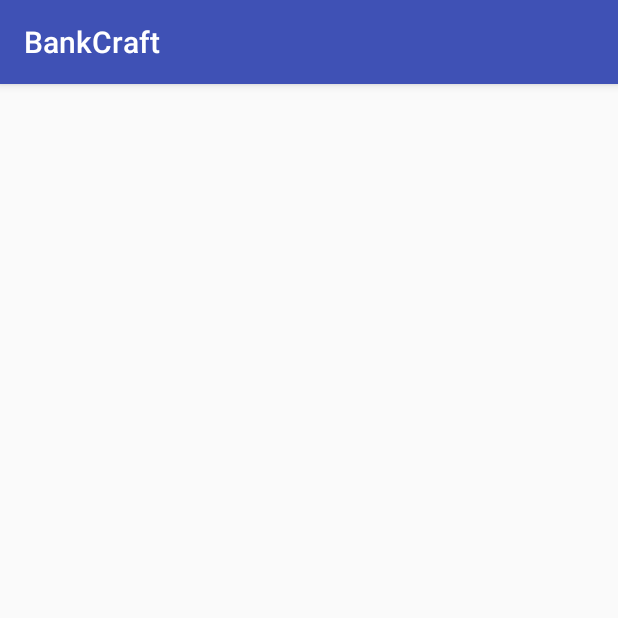
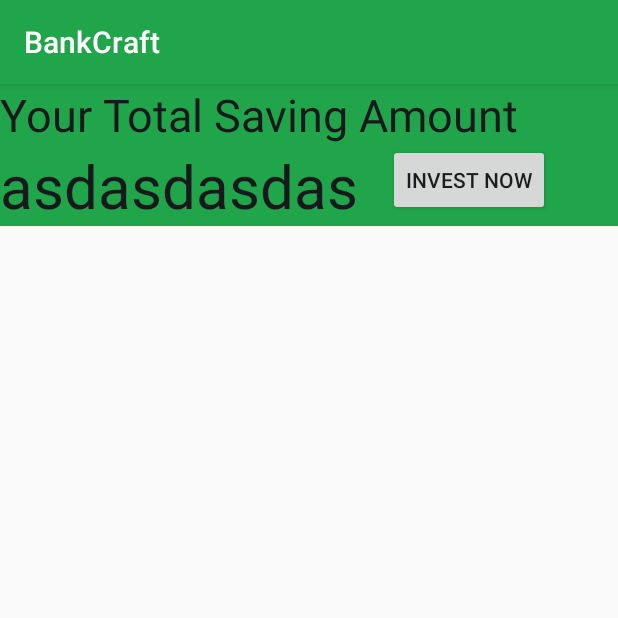
Before and after one commit to crowdhackathon-fintech2/BANKCRAFT, an Android app: the TransactionListFragment screen opened directly, with no data from a screen before it, on a phone screen of 412 x 824 dp, the top half of it. Run offline under Robolectric (Android 15) with nearby library versions, the phone set to English and light mode, and no system bars; 1 statement that could not run was skipped.

Commit message:
Small fix

```diff
--- a/mobile/app/src/main/java/eu/ptriantafyllopoulos/bankcraft/View/fragments/TransactionListFragment.java
+++ b/mobile/app/src/main/java/eu/ptriantafyllopoulos/bankcraft/View/fragments/TransactionListFragment.java
@@ -11,6 +11,7 @@ import android.support.v7.widget.SearchView;
 import android.view.LayoutInflater;
 import android.view.View;
 import android.view.ViewGroup;
+import android.widget.TextView;
 
 import java.util.ArrayList;
 import java.util.List;
@@ -19,6 +20,7 @@ import eu.ptriantafyllopoulos.bankcraft.R;
 import eu.ptriantafyllopoulos.bankcraft.View.adapters.TransactionItemViewModel;
 import eu.ptriantafyllopoulos.bankcraft.View.adapters.TransactionsListViewAdapter;
 import eu.ptriantafyllopoulos.bankcraft.model.responseDAOs.UserTransactionsDAO;
+import eu.ptriantafyllopoulos.bankcraft.utils.AmountUtils;
 import eu.ptriantafyllopoulos.bankcraft.utils.RuntimeStorage;
 
 /**
@@ -40,6 +42,7 @@ public class TransactionListFragment extends Fragment {
     //View Variables
     //View fragmentView;
     private TransactionsListViewAdapter adapter;
+    private TextView totalAmountTv;
 
     //Interaction Listener
     private OnTransactionListFragmentInteractionListener mListener;
@@ -98,6 +101,9 @@ public class TransactionListFragment extends Fragment {
     @Override
     public void onViewCreated(View view, @Nullable Bundle savedInstanceState) {
         super.onViewCreated(view, savedInstanceState);
+        totalAmountTv = view.findViewById(R.id.amount_overview_tv);
+        totalAmountTv.setText(AmountUtils.formatAmount(incomingDao.getTotalInvestAmount()));
+
         setUpListView(view);
     }
 
--- a/mobile/app/src/main/res/layout/fragment_transaction_list.xml
+++ b/mobile/app/src/main/res/layout/fragment_transaction_list.xml
@@ -4,7 +4,39 @@
     android:layout_height="match_parent"
     tools:context="eu.ptriantafyllopoulos.bankcraft.View.fragments.TransactionListFragment">
 
+    <RelativeLayout
+        android:id="@+id/action_bar_menu_inner_container"
+        android:background="@color/colorPrimary"
+        android:layout_width="match_parent"
+        android:layout_height="wrap_content">
+        <TextView
+            android:textColor="@color/colorGrey"
+            android:id="@+id/txt"
+            android:layout_width="wrap_content"
+            android:layout_height="wrap_content"
+            android:textSize="30sp"
+            android:text="Your Total Saving Amount"/>
+
+        <TextView
+            android:textSize="40sp"
+            android:textColor="@color/colorGrey"
+            android:layout_below="@+id/txt"
+            android:id="@+id/amount_overview_tv"
+            android:layout_width="wrap_content"
+            android:layout_height="wrap_content"
+            android:text="asdasdasdas"
+            />
+        <Button
+            android:layout_width="wrap_content"
+            android:layout_height="wrap_content"
+            android:layout_toRightOf="@+id/amount_overview_tv"
+            android:layout_marginTop="40dp"
+            android:layout_marginLeft="20dp"
+            android:text="Invest Now"/>
+    </RelativeLayout>
+
     <android.support.v7.widget.RecyclerView
+        android:layout_below="@id/action_bar_menu_inner_container"
         android:id="@+id/fragment_transactions_listview"
         android:fastScrollEnabled="true"
         android:clipToPadding="false"
--- a/mobile/app/src/main/res/values/colors.xml
+++ b/mobile/app/src/main/res/values/colors.xml
@@ -1,8 +1,18 @@
 <?xml version="1.0" encoding="utf-8"?>
 <resources>
-    <color name="colorPrimary">#3F51B5</color>
+    <color name="colorPrimary">#21a54a</color>
     <color name="colorPrimaryDark">#303F9F</color>
     <color name="colorAccent">#FF4081</color>
     <color name="colorRed">#b20c0f</color>
-    <color name="colorGreen">#1f761f</color>
+
+
+
+    <color name="colorWhite">#c6c5c5</color>
+    <color name="colorGreen">#21a54a</color>
+    <color name="colorGrey">#18191c</color>
+    <color name="colorBlack">#030304</color>
+
+
+
+
 </resources>
```
Also changed, not shown: mobile/app/src/main/java/eu/ptriantafyllopoulos/bankcraft/View/activities/EntryActivity.java (+13 -1 lines), mobile/app/src/main/java/eu/ptriantafyllopoulos/bankcraft/View/adapters/TransactionsListViewAdapter.java (+6 -5 lines), mobile/app/src/main/java/eu/ptriantafyllopoulos/bankcraft/model/responseDAOs/UserTransactionsDAO.java (+10 -0 lines), mobile/app/src/main/java/eu/ptriantafyllopoulos/bankcraft/utils/AmountUtils.java (added, +15 -0 lines), mobile/app/src/main/res/drawable/winvest_icon.png (added).
